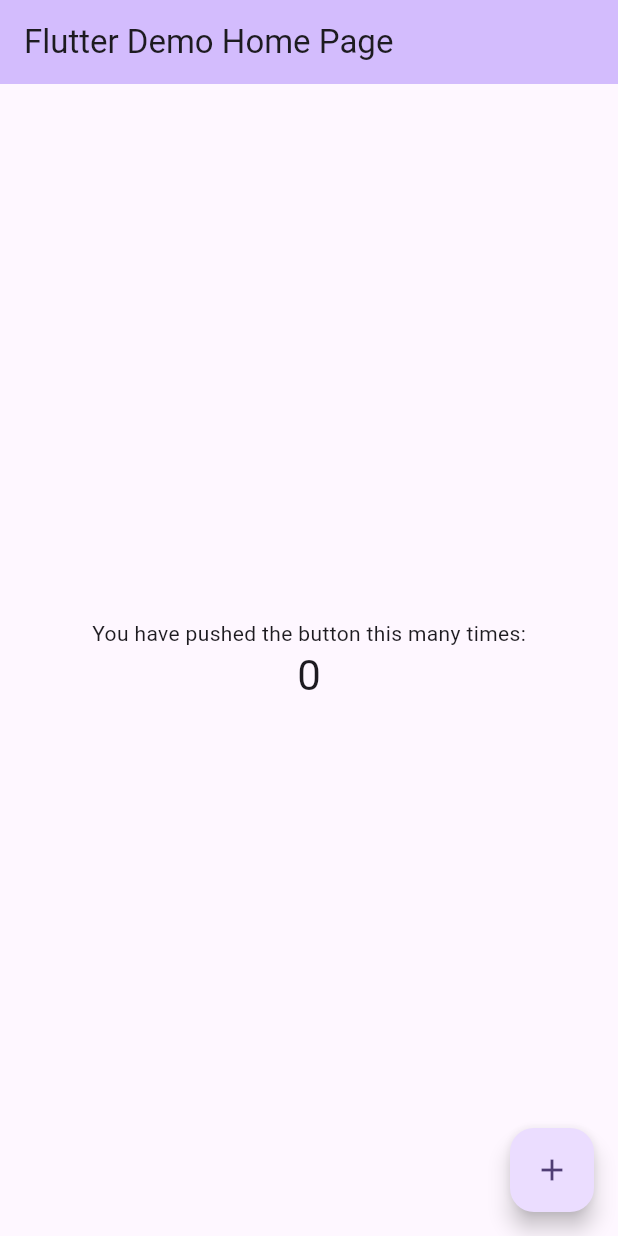
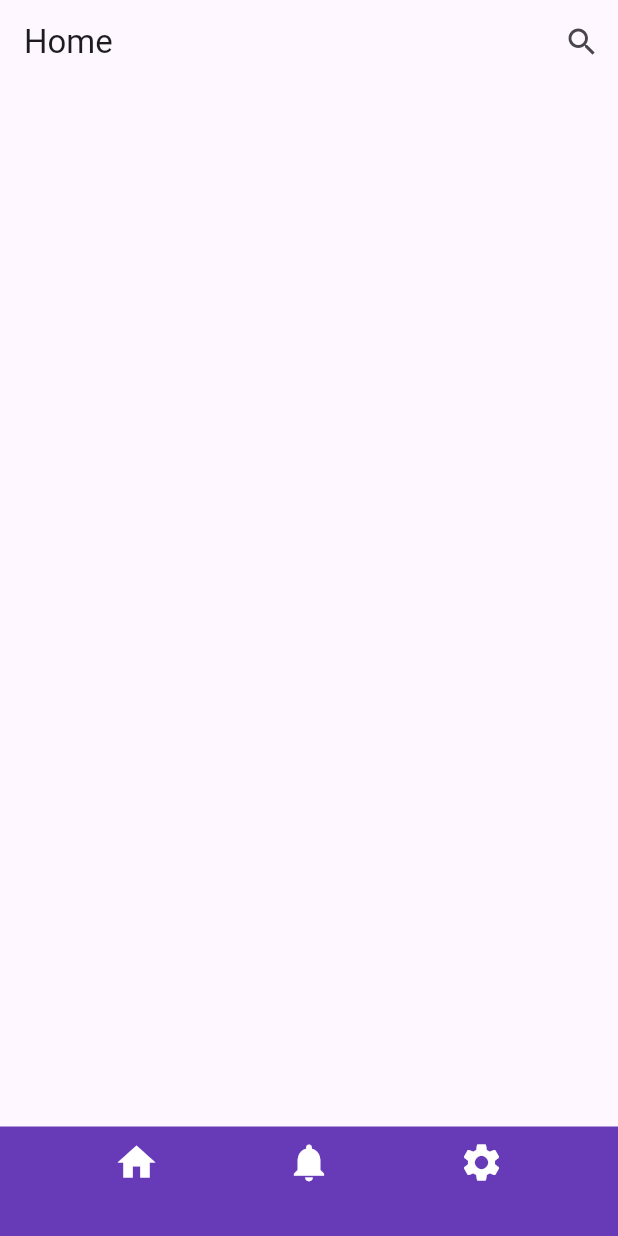
Before and after one commit to langmakara/smart_note, a Flutter app: the screen it shows after launch, on a phone screen of 412 x 824 dp. Run offline on Flutter 3.47's test engine with Material 3 defaults, Android fonts, the phone set to English and light mode, and no system bars.

Commit message:
Home Screent

```diff
--- a/lib/main.dart
+++ b/lib/main.dart
@@ -1,3 +1,4 @@
+import 'package:flutter/foundation.dart';
 import 'package:flutter/material.dart';
 
 void main() {
@@ -11,23 +12,8 @@
   @override
   Widget build(BuildContext context) {
     return MaterialApp(
-      title: 'Flutter Demo',
+      title: 'Smart Note',
       theme: ThemeData(
-        // This is the theme of your application.
-        //
-        // TRY THIS: Try running your application with "flutter run". You'll see
-        // the application has a purple toolbar. Then, without quitting the app,
-        // try changing the seedColor in the colorScheme below to Colors.green
-        // and then invoke "hot reload" (save your changes or press the "hot
-        // reload" button in a Flutter-supported IDE, or press "r" if you used
-        // the command line to start the app).
-        //
-        // Notice that the counter didn't reset back to zero; the application
-        // state is not lost during the reload. To reset the state, use hot
-        // restart instead.
-        //
-        // This works for code too, not just values: Most code changes can be
-        // tested with just a hot reload.
         colorScheme: ColorScheme.fromSeed(seedColor: Colors.deepPurple),
       ),
       home: const MyHomePage(title: 'Flutter Demo Home Page'),
@@ -38,15 +24,6 @@
 class MyHomePage extends StatefulWidget {
   const MyHomePage({super.key, required this.title});
 
-  // This widget is the home page of your application. It is stateful, meaning
-  // that it has a State object (defined below) that contains fields that affect
-  // how it looks.
-
-  // This class is the configuration for the state. It holds the values (in this
-  // case the title) provided by the parent (in this case the App widget) and
-  // used by the build method of the State. Fields in a Widget subclass are
-  // always marked "final".
-
   final String title;
 
   @override
@@ -54,69 +31,51 @@
 }
 
 class _MyHomePageState extends State<MyHomePage> {
-  int _counter = 0;
-
-  void _incrementCounter() {
-    setState(() {
-      // This call to setState tells the Flutter framework that something has
-      // changed in this State, which causes it to rerun the build method below
-      // so that the display can reflect the updated values. If we changed
-      // _counter without calling setState(), then the build method would not be
-      // called again, and so nothing would appear to happen.
-      _counter++;
-    });
-  }
 
   @override
   Widget build(BuildContext context) {
-    // This method is rerun every time setState is called, for instance as done
-    // by the _incrementCounter method above.
-    //
-    // The Flutter framework has been optimized to make rerunning build methods
-    // fast, so that you can just rebuild anything that needs updating rather
-    // than having to individually change instances of widgets.
     return Scaffold(
       appBar: AppBar(
-        // TRY THIS: Try changing the color here to a specific color (to
-        // Colors.amber, perhaps?) and trigger a hot reload to see the AppBar
-        // change color while the other colors stay the same.
-        backgroundColor: Theme.of(context).colorScheme.inversePrimary,
-        // Here we take the value from the MyHomePage object that was created by
-        // the App.build method, and use it to set our appbar title.
-        title: Text(widget.title),
+        title: Text('Home'),
+        actions: [
+          IconButton(
+            icon: Icon(Icons.search),
+            onPressed: () {},
+          ),
+        ],
       ),
       body: Center(
-        // Center is a layout widget. It takes a single child and positions it
-        // in the middle of the parent.
         child: Column(
-          // Column is also a layout widget. It takes a list of children and
-          // arranges them vertically. By default, it sizes itself to fit its
-          // children horizontally, and tries to be as tall as its parent.
-          //
-          // Column has various properties to control how it sizes itself and
-          // how it positions its children. Here we use mainAxisAlignment to
-          // center the children vertically; the main axis here is the vertical
-          // axis because Columns are vertical (the cross axis would be
-          // horizontal).
-          //
-          // TRY THIS: Invoke "debug painting" (choose the "Toggle Debug Paint"
-          // action in the IDE, or press "p" in the console), to see the
-          // wireframe for each widget.
           mainAxisAlignment: MainAxisAlignment.center,
           children: <Widget>[
-            const Text('You have pushed the button this many times:'),
-            Text(
-              '$_counter',
-              style: Theme.of(context).textTheme.headlineMedium,
+
+          ],
+        ),
+      ),
+      bottomNavigationBar: Container(
+        color: Colors.deepPurple,
+        padding: const EdgeInsets.only(bottom: 25),
+        child: Row(
+          mainAxisAlignment: MainAxisAlignment.spaceEvenly,
+          children: [
+            IconButton(
+              icon: Icon(Icons.home, size: 30,),
+              color: Colors.white,
+              onPressed: () {},
+            ),
+            IconButton(
+              icon: Icon(Icons.notifications, size: 30,),
+              color: Colors.white,
+              onPressed: () {},
+            ),
+            IconButton(
+              icon: Icon(Icons.settings, size: 30,),
+              color: Colors.white,
+              onPressed: () {},
             ),
           ],
         ),
-      ),
-      floatingActionButton: FloatingActionButton(
-        onPressed: _incrementCounter,
-        tooltip: 'Increment',
-        child: const Icon(Icons.add),
-      ), // This trailing comma makes auto-formatting nicer for build methods.
+      ) // This trailing comma makes auto-formatting nicer for build methods.
     );
   }
 }
```
